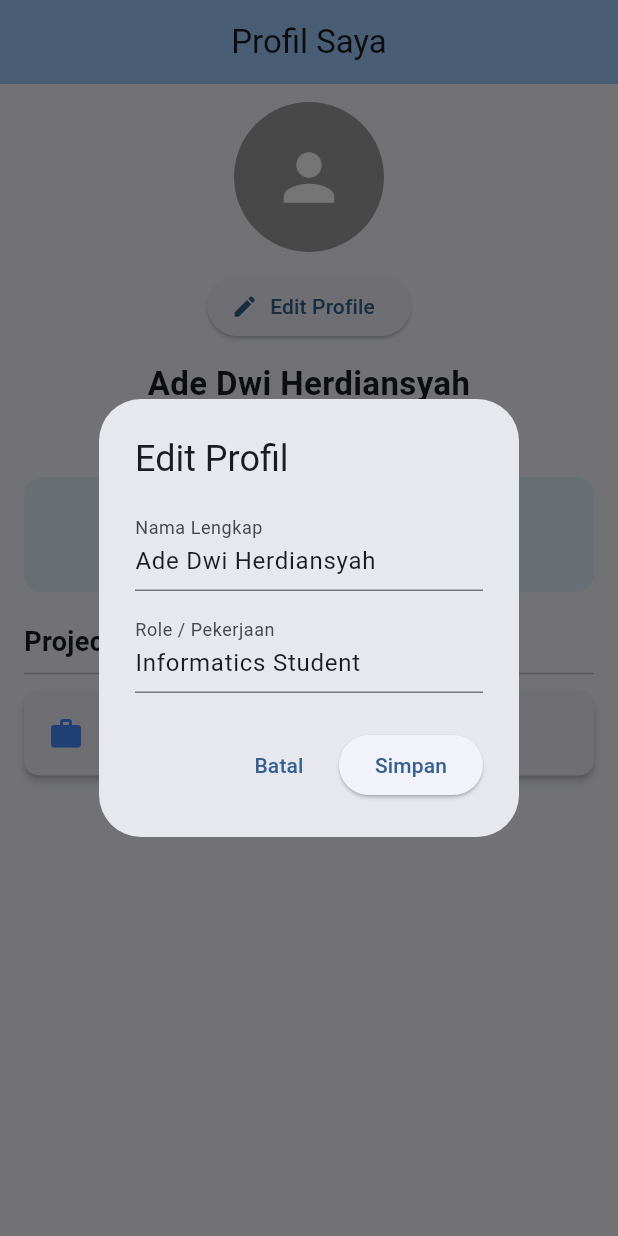
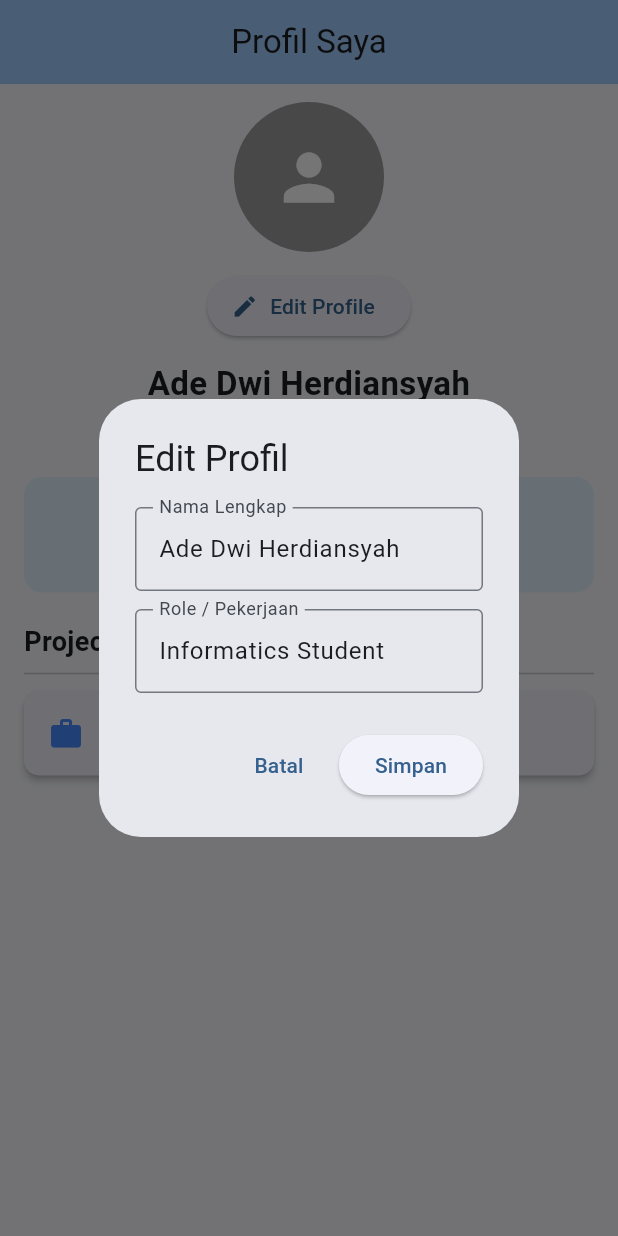
Before and after one commit to adedwi208/flutter_assignment5, a Flutter app: the screen it shows after launch, after a tap on "Edit Profile", on a phone screen of 412 x 824 dp. Run offline on Flutter 3.47's test engine with Material 3 defaults, Android fonts, the phone set to English and light mode, and no system bars.

Commit message:
feat: implement edit profile dialog with state update

```diff
--- a/lib/profile_page.dart
+++ b/lib/profile_page.dart
@@ -8,13 +8,16 @@ class ProfilePage extends StatefulWidget {
 }
 
 class _ProfilePageState extends State<ProfilePage> {
-  // Variabel state dinamis (tidak lagi di-hardcode di dalam StatelessWidget)
+  // GlobalKey untuk menangani validasi Form di dalam Dialog
+  final _formKey = GlobalKey<FormState>();
+
+  // State variabel dinamis
   String userName = "Ade Dwi Herdiansyah";
   String role = "Informatics Student";
 
   final List<String> experiences = const ["Staff Electrical Shop - Lion Air"];
 
-  // Controller untuk menangani input dari Dialog Edit
+  // Controller untuk membaca input dari TextFormField
   final TextEditingController _nameController = TextEditingController();
   final TextEditingController _roleController = TextEditingController();
 
@@ -25,7 +28,7 @@ class _ProfilePageState extends State<ProfilePage> {
     super.dispose();
   }
 
-  // Fungsi untuk menampilkan dialog input pengubahan data profil
+  // Fungsi memunculkan Dialog Edit Profil dengan TextFormField
   void _showEditProfileDialog() {
     _nameController.text = userName;
     _roleController.text = role;
@@ -35,21 +38,42 @@ class _ProfilePageState extends State<ProfilePage> {
       builder: (context) {
         return AlertDialog(
           title: const Text('Edit Profil'),
-          content: Column(
+          content: Form(
+            key: _formKey,
+            child: Column(
               mainAxisSize: MainAxisSize.min,
               children: [
-              TextField(
+                // TextFormField untuk nama pengguna
+                TextFormField(
                   controller: _nameController,
-                decoration: const InputDecoration(labelText: 'Nama Lengkap'),
+                  decoration: const InputDecoration(
+                    labelText: 'Nama Lengkap',
+                    border: OutlineInputBorder(),
+                  ),
+                  validator: (value) {
+                    if (value == null || value.trim().isEmpty) {
+                      return 'Nama tidak boleh kosong';
+                    }
+                    return null;
+                  },
                 ),
                 const SizedBox(height: 12),
-              TextField(
+                // TextFormField untuk role / pekerjaan
+                TextFormField(
                   controller: _roleController,
                   decoration: const InputDecoration(
                     labelText: 'Role / Pekerjaan',
+                    border: OutlineInputBorder(),
                   ),
+                  validator: (value) {
+                    if (value == null || value.trim().isEmpty) {
+                      return 'Role tidak boleh kosong';
+                    }
+                    return null;
+                  },
                 ),
               ],
+            ),
           ),
           actions: [
             TextButton(
@@ -58,12 +82,15 @@ class _ProfilePageState extends State<ProfilePage> {
             ),
             ElevatedButton(
               onPressed: () {
-                // Mengubah state secara dinamis menggunakan setState
+                // Validasi input TextFormField
+                if (_formKey.currentState!.validate()) {
+                  // Memperbarui state userName & role di layar utama
                   setState(() {
-                  userName = _nameController.text;
-                  role = _roleController.text;
+                    userName = _nameController.text.trim();
+                    role = _roleController.text.trim();
                   });
                   Navigator.pop(context);
+                }
               },
               child: const Text('Simpan'),
             ),
@@ -86,7 +113,7 @@ class _ProfilePageState extends State<ProfilePage> {
           padding: const EdgeInsets.symmetric(horizontal: 16.0, vertical: 12.0),
           child: Column(
             children: [
-              // 1. Avatar & Tombol Edit (Aksi dipassing ke dialog input)
+              // 1. Profile Avatar & Tombol Edit
               ProfileAvatar(
                 userName: userName,
                 role: role,
@@ -95,7 +122,7 @@ class _ProfilePageState extends State<ProfilePage> {
 
               const SizedBox(height: 12),
 
-              // 2. Teks Nama Dinamis
+              // 2. Nama Lengkap Dinamis
               Text(
                 userName,
                 style: const TextStyle(
@@ -107,7 +134,7 @@ class _ProfilePageState extends State<ProfilePage> {
 
               const SizedBox(height: 4),
 
-              // 3. Teks Role Dinamis
+              // 3. Role / Subtitle Dinamis
               Text(
                 role,
                 style: TextStyle(fontSize: 16, color: Colors.grey[700]),
@@ -116,12 +143,12 @@ class _ProfilePageState extends State<ProfilePage> {
 
               const SizedBox(height: 20),
 
-              // 4. Baris Statistik
+              // 4. Baris Statistik Profil
               const ProfileStats(),
 
               const SizedBox(height: 20),
 
-              // 5. Judul Project Experiences
+              // 5. Header Judul Project Experiences
               const Align(
                 alignment: Alignment.centerLeft,
                 child: Text(
@@ -132,7 +159,7 @@ class _ProfilePageState extends State<ProfilePage> {
 
               const Divider(height: 16),
 
-              // 6. ListView Pengalaman
+              // 6. ListView Daftar Pengalaman
               ListView.builder(
                 shrinkWrap: true,
                 physics: const NeverScrollableScrollPhysics(),
@@ -149,7 +176,7 @@ class _ProfilePageState extends State<ProfilePage> {
   }
 }
 
-/// Custom Widget: Avatar & Tombol Edit Profile (Menerima Callback OnPressed)
+/// Custom Widget: Avatar & Tombol Edit Profile
 class ProfileAvatar extends StatelessWidget {
   final String userName;
   final String role;
@@ -182,7 +209,7 @@ class ProfileAvatar extends StatelessWidget {
   }
 }
 
-/// Custom Widget: Kontainer Statistik Profil
+/// Custom Widget: Baris Statistik Profil
 class ProfileStats extends StatelessWidget {
   const ProfileStats({super.key});
 
```
Lines whose indentation alone changed are shown as unchanged.
